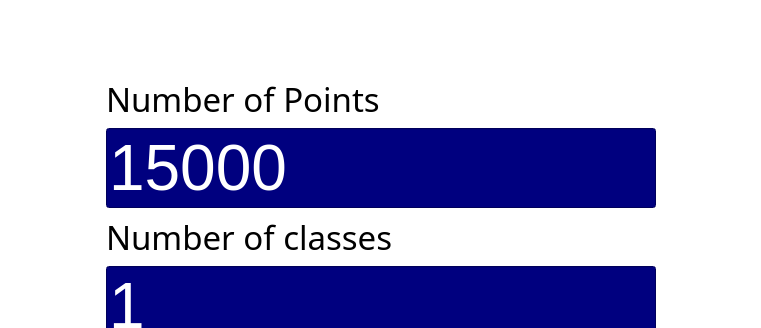
Above: miapr2/mainwindow.ui from NeuroProc/work-qt before the change; both pictures show x 0 to 761 and y 0 to 328 of the 761 by 602 pixel window. Below: the same form after it.
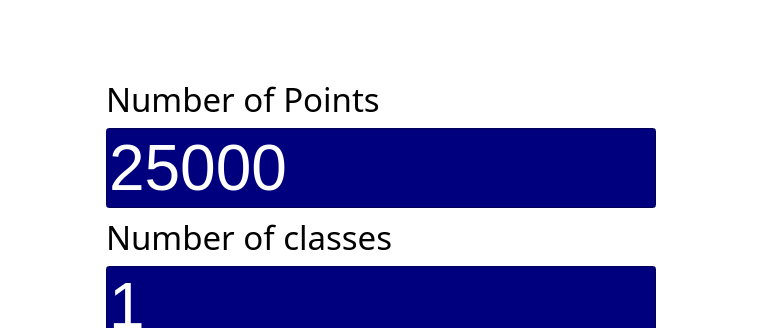
That is the form after the change.

What changed in the file:
```diff
--- a/miapr2/mainwindow.ui
+++ b/miapr2/mainwindow.ui
@@ -86,7 +86,7 @@
        <string>000000; </string>
       </property>
       <property name="text">
-       <string>15000</string>
+       <string>25000</string>
       </property>
      </widget>
     </item>
```
